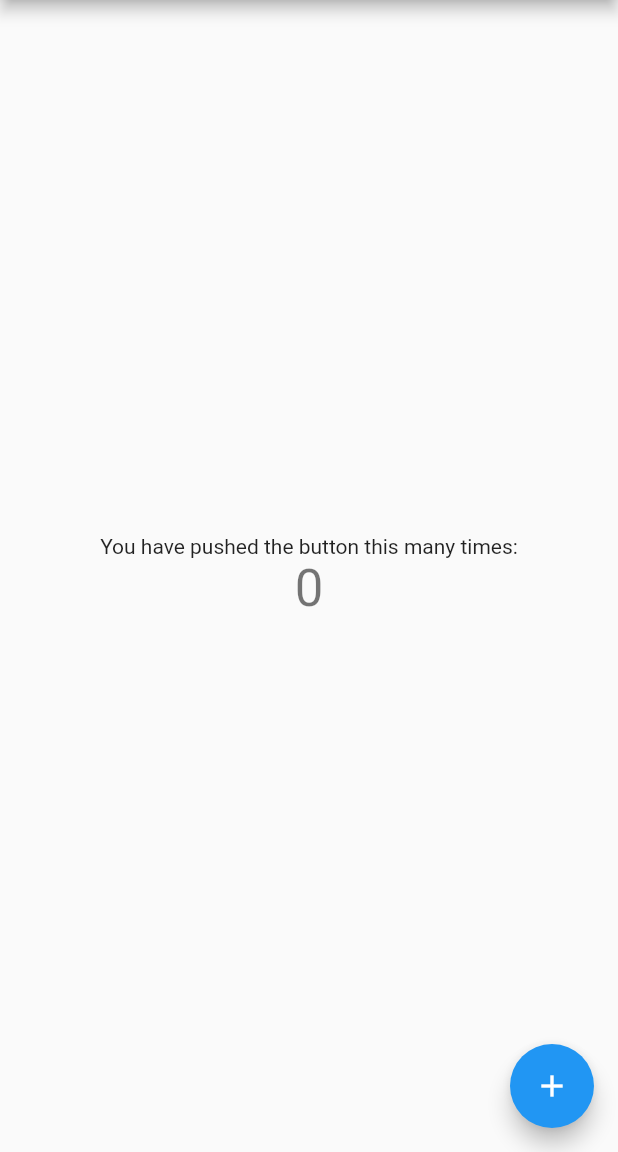
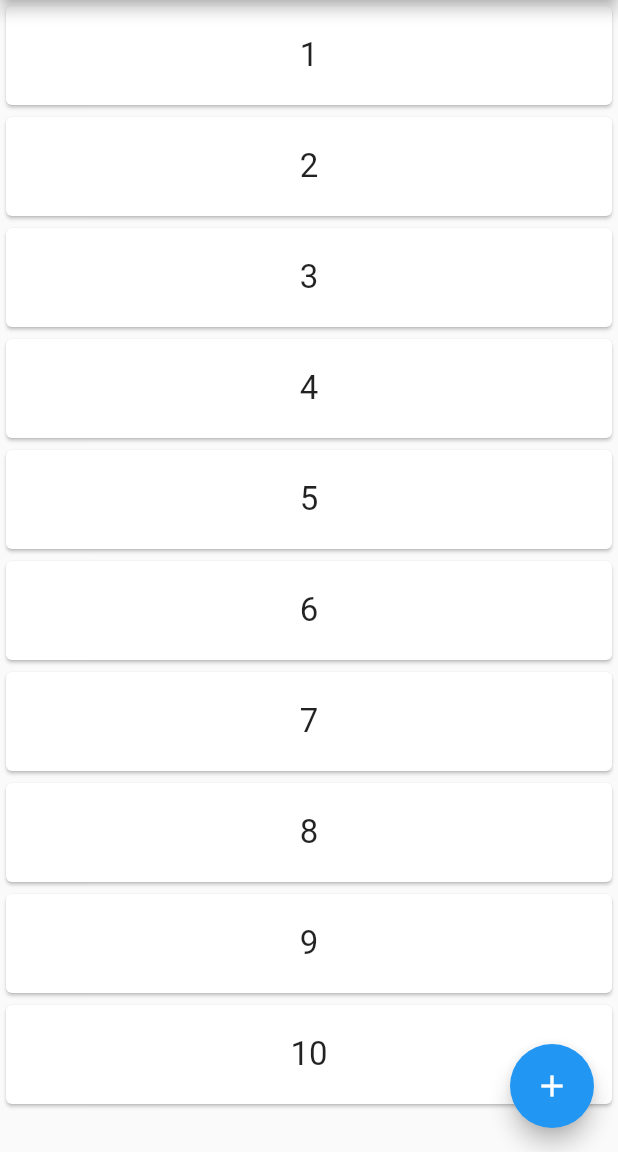
Before and after one commit to nikhil-RGB/kzilla-task-2, a Flutter app: the screen it shows after launch, on a phone screen of 412 x 824 dp, the part 84-1236 px from its top. Run offline on Flutter 3.47's test engine with Material 2 defaults, Android fonts, the phone set to English and light mode, and no system bars.

Commit message:
Add ListView,implement Floating button

```diff
--- a/basic_counter/lib/main.dart
+++ b/basic_counter/lib/main.dart
@@ -1,4 +1,5 @@
 import 'package:flutter/material.dart';
+import 'dart:math';
 
 void main() {
   runApp(const MyApp());
@@ -24,13 +25,13 @@ class MyApp extends StatelessWidget {
         // is not restarted.
         primarySwatch: Colors.blue,
       ),
-      home: const MyHomePage(title: 'Flutter Demo Home Page'),
+      home: MyHomePage(title: 'Flutter Demo Home Page'),
     );
   }
 }
 
 class MyHomePage extends StatefulWidget {
-  const MyHomePage({Key? key, required this.title}) : super(key: key);
+  MyHomePage({Key? key, required this.title}) : super(key: key);
 
   // This widget is the home page of your application. It is stateful, meaning
   // that it has a State object (defined below) that contains fields that affect
@@ -48,8 +49,7 @@ class MyHomePage extends StatefulWidget {
 }
 
 class _MyHomePageState extends State<MyHomePage> {
-  int _counter = 0;
-
+  int _itemcnt = 10;
   void _incrementCounter() {
     setState(() {
       // This call to setState tells the Flutter framework that something has
@@ -57,7 +57,9 @@ class _MyHomePageState extends State<MyHomePage> {
       // so that the display can reflect the updated values. If we changed
       // _counter without calling setState(), then the build method would not be
       // called again, and so nothing would appear to happen.
-      _counter++;
+      Random random = new Random();
+      int randomNumber = random.nextInt(100);
+      _itemcnt = randomNumber;
     });
   }
 
@@ -75,36 +77,23 @@ class _MyHomePageState extends State<MyHomePage> {
         // the App.build method, and use it to set our appbar title.
         title: Text(widget.title),
       ),
-      body: Center(
-        // Center is a layout widget. It takes a single child and positions it
-        // in the middle of the parent.
-        child: Column(
-          // Column is also a layout widget. It takes a list of children and
-          // arranges them vertically. By default, it sizes itself to fit its
-          // children horizontally, and tries to be as tall as its parent.
-          //
-          // Invoke "debug painting" (press "p" in the console, choose the
-          // "Toggle Debug Paint" action from the Flutter Inspector in Android
-          // Studio, or the "Toggle Debug Paint" command in Visual Studio Code)
-          // to see the wireframe for each widget.
-          //
-          // Column has various properties to control how it sizes itself and
-          // how it positions its children. Here we use mainAxisAlignment to
-          // center the children vertically; the main axis here is the vertical
-          // axis because Columns are vertical (the cross axis would be
-          // horizontal).
-          mainAxisAlignment: MainAxisAlignment.center,
-          children: <Widget>[
-            const Text(
-              'You have pushed the button this many times:',
+      body: ListView.builder(
+        itemCount: _itemcnt,
+        itemBuilder: (context, position) {
+          return Card(
+            child: Padding(
+              padding: const EdgeInsets.all(20.0),
+              child: Center(
+                child: Text(
+                  (position + 1).toString(),
+                  style: TextStyle(fontSize: 22.0),
+                ),
+              ),
             ),
-            Text(
-              '$_counter',
-              style: Theme.of(context).textTheme.headline4,
-            ),
-          ],
-        ),
+          );
+        },
       ),
+
       floatingActionButton: FloatingActionButton(
         onPressed: _incrementCounter,
         tooltip: 'Increment',
```
